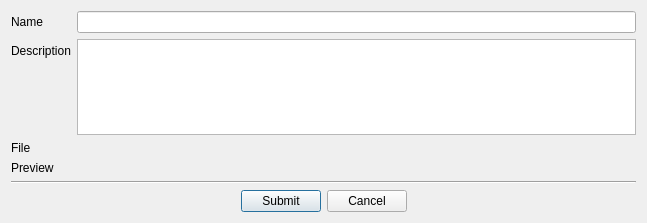
The window that resources/dialog.ui (Sid-Li/mx-local-version-submit) describes before a commit, drawn with Qt 5.
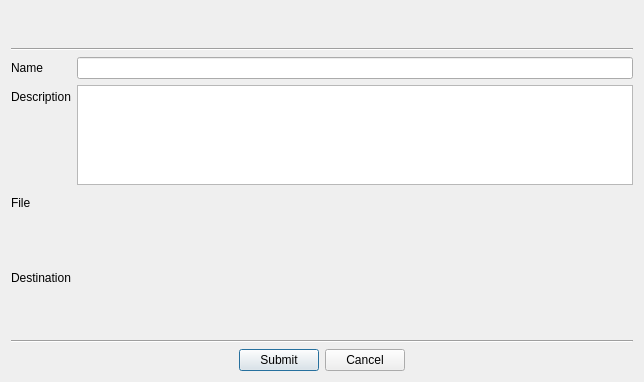
The same window after the commit.

Commit message: add file preview thumbnail

Patch:
```diff
--- a/resources/dialog.ui
+++ b/resources/dialog.ui
@@ -6,14 +6,34 @@
    <rect>
     <x>0</x>
     <y>0</y>
-    <width>647</width>
-    <height>223</height>
+    <width>644</width>
+    <height>382</height>
    </rect>
   </property>
   <property name="windowTitle">
    <string>The Current Sgtk Environment</string>
   </property>
   <layout class="QVBoxLayout" name="verticalLayout_3">
+   <item>
+    <widget class="QLabel" name="context_label">
+     <property name="font">
+      <font>
+       <family>Arial</family>
+       <pointsize>20</pointsize>
+      </font>
+     </property>
+     <property name="text">
+      <string/>
+     </property>
+    </widget>
+   </item>
+   <item>
+    <widget class="Line" name="line_2">
+     <property name="orientation">
+      <enum>Qt::Horizontal</enum>
+     </property>
+    </widget>
+   </item>
    <item>
     <layout class="QFormLayout" name="formLayout_2">
      <property name="sizeConstraint">
@@ -55,13 +75,6 @@
        </property>
       </widget>
      </item>
-     <item row="2" column="1">
-      <widget class="QLabel" name="file_path_label">
-       <property name="text">
-        <string/>
-       </property>
-      </widget>
-     </item>
      <item row="2" column="0">
       <widget class="QLabel" name="label_2">
        <property name="text">
@@ -69,12 +82,32 @@
        </property>
       </widget>
      </item>
-     <item row="3" column="0">
-      <widget class="QLabel" name="label_3">
-       <property name="text">
-        <string>Preview</string>
-       </property>
-      </widget>
+     <item row="2" column="1">
+      <layout class="QVBoxLayout" name="file_info_layout">
+       <item>
+        <spacer name="verticalSpacer">
+         <property name="orientation">
+          <enum>Qt::Vertical</enum>
+         </property>
+         <property name="sizeType">
+          <enum>QSizePolicy::Fixed</enum>
+         </property>
+         <property name="sizeHint" stdset="0">
+          <size>
+           <width>20</width>
+           <height>5</height>
+          </size>
+         </property>
+        </spacer>
+       </item>
+       <item>
+        <widget class="QLabel" name="file_path_label">
+         <property name="text">
+          <string/>
+         </property>
+        </widget>
+       </item>
+      </layout>
      </item>
      <item row="3" column="1">
       <widget class="QLabel" name="preview_label">
@@ -83,6 +116,13 @@
        </property>
       </widget>
      </item>
+     <item row="3" column="0">
+      <widget class="QLabel" name="label_3">
+       <property name="text">
+        <string>Destination</string>
+       </property>
+      </widget>
+     </item>
     </layout>
    </item>
    <item>
```
The commit also changes 4 other files.
